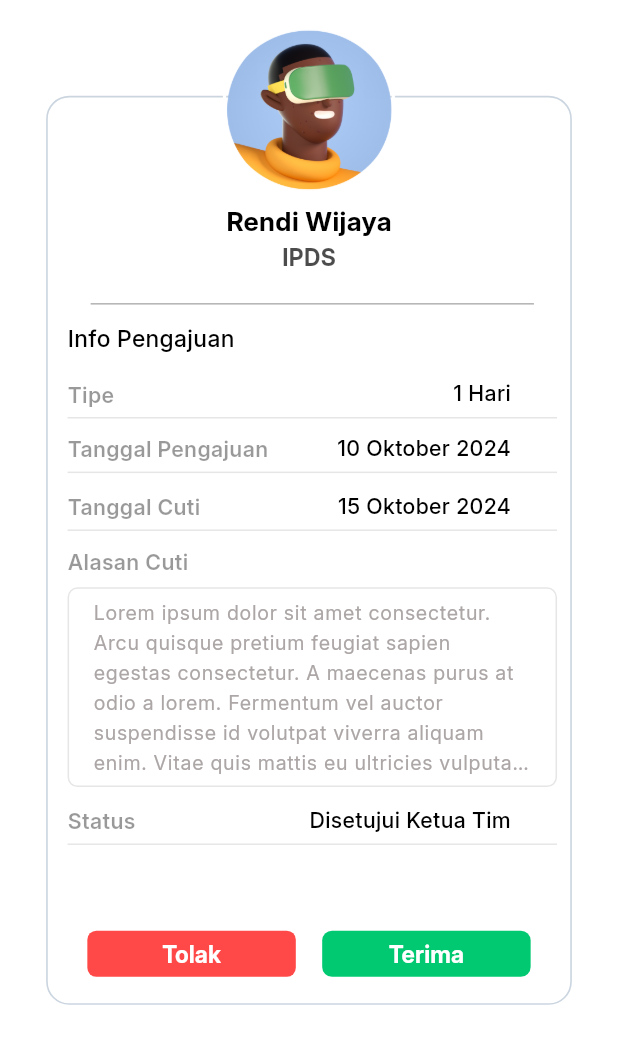
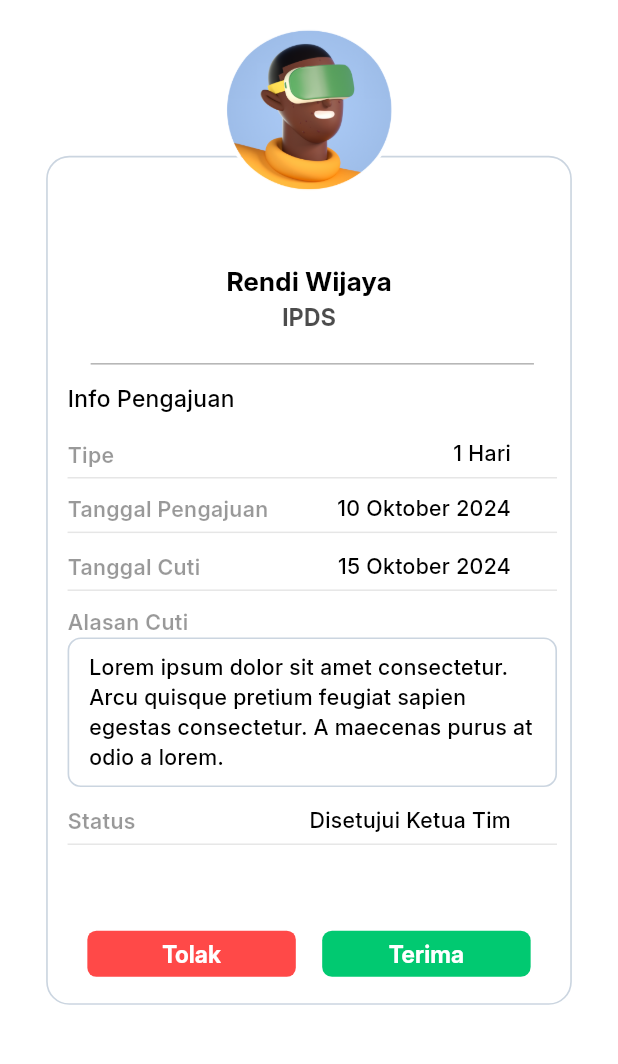
Before and after one commit to rennn9/MBPS-KP, a Flutter app: the DetailPengajuanCutiPimpinanScreen screen opened by its route, on a phone screen of 412 x 824 dp, the part 129-1193 px from its top. Run offline on Flutter 3.47's test engine with Material 3 defaults, Android fonts, the phone set to English and light mode, and no system bars; our stand-ins replace cached_network_image, connectivity_plus, flutter_svg, flutter_time_picker_spinner, smooth_page_indicator, timelines_plus; project files that could hold a hidden picture were left out.

Commit message:
memperbaiki detail pengajuan  absensi/cuti(ketuatim/pimpinan)

```diff
--- a/lib/presentation/detail_pengajuan_cuti_pimpinan_screen/detail_pengajuan_cuti_pimpinan_screen.dart
+++ b/lib/presentation/detail_pengajuan_cuti_pimpinan_screen/detail_pengajuan_cuti_pimpinan_screen.dart
@@ -5,7 +5,6 @@ import '../../widgets/app_bar/appbar_leading_image.dart';
 import '../../widgets/app_bar/appbar_title.dart';
 import '../../widgets/app_bar/custom_app_bar.dart';
 import '../../widgets/custom_elevated_button.dart';
-import '../../widgets/custom_text_form_field.dart';
 
 // ignore_for_file: must_be_immutable
 
@@ -143,17 +142,35 @@ class DetailPengajuanCutiPimpinanScreen extends StatelessWidget {
                                   ),
                                 ),
                               ),
-                              SizedBox(height: 6.h),
-                              Padding(
-                                padding: EdgeInsets.only(left: 4.h),
-                                child: CustomTextFormField(
-                                  controller: descriptionController,
-                                  hintText:
-                                      "Lorem ipsum dolor sit amet consectetur. Arcu quisque pretium feugiat sapien egestas consectetur. A maecenas purus at odio a lorem. Fermentum vel auctor suspendisse id volutpat viverra aliquam enim. Vitae quis mattis eu ultricies vulputate ipsum eu.",
-                                  textInputAction: TextInputAction.done,
-                                  maxLines: 6,
-                                  contentPadding:
-                                      EdgeInsets.fromLTRB(12.h, 8.h, 12.h, 4.h),
+                              Align(
+                                alignment: Alignment.centerLeft,
+                                child: Padding(
+                                  padding: EdgeInsets.only(left: 4.h),
+                                  child: Container(
+                                    padding: EdgeInsets.symmetric(
+                                        horizontal: 12.h,
+                                        vertical: 8
+                                            .h), // Menambah padding agar teks tidak menempel
+                                    decoration: BoxDecoration(
+                                      borderRadius: BorderRadius.circular(8
+                                          .h), // Menambahkan border-radius jika diinginkan
+                                      border: Border.all(
+                                        color: appTheme
+                                            .blueGray100, // Menambahkan border dengan warna
+                                        width: 1.h, // Ketebalan border
+                                      ),
+                                    ),
+                                    child: Text(
+                                      "Lorem ipsum dolor sit amet consectetur. Arcu quisque pretium feugiat sapien egestas consectetur. A maecenas purus at odio a lorem.",
+                                      style: CustomTextStyles
+                                          .labelLargeErrorContainer
+                                          .copyWith(
+                                        color: theme.colorScheme.errorContainer
+                                            .withOpacity(
+                                                1), // Anda bisa menyesuaikan gaya teks di sini
+                                      ),
+                                    ),
+                                  ),
                                 ),
                               ),
                               SizedBox(height: 10.h),
```
Also changed, not shown: lib/presentation/detail_absensi_manual_ketua_tim_screen/detail_absensi_manual_ketua_tim_screen.dart (+31 -11 lines), lib/presentation/detail_absensi_manual_pimpinan_screen/detail_absensi_manual_pimpinan_screen.dart (+29 -11 lines), lib/presentation/detail_pengajuan_cuti_ketua_tim_screen/detail_pengajuan_cuti_ketua_tim_screen.dart (+29 -11 lines).
